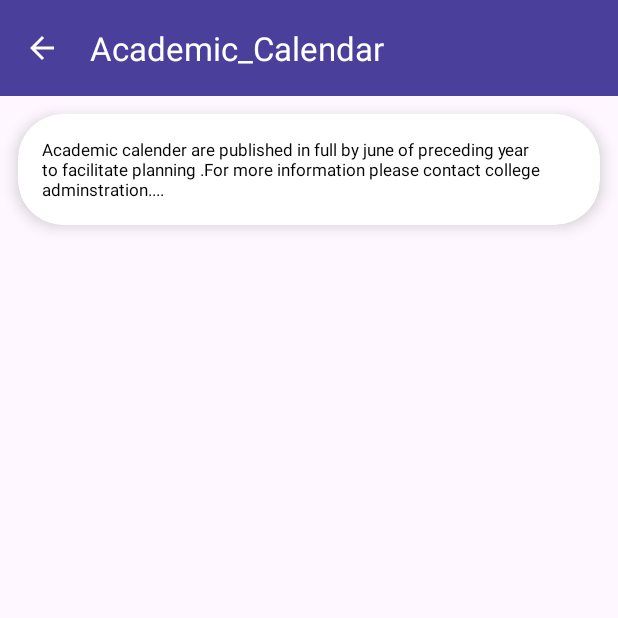
After one commit to priya99299/Lucky-clone, an Android app: the acadmicCalender screen opened directly, with no data from a screen before it, on a phone screen of 412 x 824 dp, the top half of it. The commit adds this screen. Run offline under Robolectric (Android 15) with nearby library versions, the phone set to English and light mode, and no system bars.

Commit message:
acadmic calender

```diff
--- /dev/null
+++ b/app/src/main/java/firstapp/example/lipsclone/acadmicCalender.java
@@ -0,0 +1,24 @@
+package firstapp.example.lipsclone;
+
+import android.os.Bundle;
+
+import androidx.activity.EdgeToEdge;
+import androidx.appcompat.app.AppCompatActivity;
+import androidx.core.graphics.Insets;
+import androidx.core.view.ViewCompat;
+import androidx.core.view.WindowInsetsCompat;
+
+public class acadmicCalender extends AppCompatActivity {
+
+    @Override
+    protected void onCreate(Bundle savedInstanceState) {
+        super.onCreate(savedInstanceState);
+        EdgeToEdge.enable(this);
+        setContentView(R.layout.activity_acadmic_calender);
+        ViewCompat.setOnApplyWindowInsetsListener(findViewById(R.id.main), (v, insets) -> {
+            Insets systemBars = insets.getInsets(WindowInsetsCompat.Type.systemBars());
+            v.setPadding(systemBars.left, systemBars.top, systemBars.right, systemBars.bottom);
+            return insets;
+        });
+    }
+}
--- /dev/null
+++ b/app/src/main/res/layout/activity_acadmic_calender.xml
@@ -0,0 +1,43 @@
+<?xml version="1.0" encoding="utf-8"?>
+<androidx.constraintlayout.widget.ConstraintLayout xmlns:android="http://schemas.android.com/apk/res/android"
+    xmlns:app="http://schemas.android.com/apk/res-auto"
+    xmlns:tools="http://schemas.android.com/tools"
+    android:id="@+id/main"
+    android:layout_width="match_parent"
+    android:layout_height="match_parent"
+    tools:context=".acadmicCalender">
+    <com.google.android.material.appbar.MaterialToolbar
+        android:id="@+id/toolbar"
+        android:layout_width="match_parent"
+        android:layout_height="?attr/actionBarSize"
+        android:background="@color/Purple"
+        android:elevation="4dp"
+        app:layout_constraintTop_toTopOf="parent"
+        app:navigationIcon="?attr/homeAsUpIndicator"
+        app:navigationIconTint="@color/white"
+        app:title="Academic_Calendar"
+        app:titleTextAppearance="@style/TextAppearance.Material3.TitleLarge"
+        app:titleTextColor="@color/white" />
+    <!-- Rounded Card Info Message -->
+    <androidx.cardview.widget.CardView
+        android:id="@+id/infoCard"
+        android:layout_width="0dp"
+        android:layout_height="wrap_content"
+        android:layout_margin="12dp"
+        app:cardCornerRadius="30dp"
+        app:cardElevation="6dp"
+        app:layout_constraintTop_toBottomOf="@id/toolbar"
+        app:layout_constraintStart_toStartOf="parent"
+        app:layout_constraintEnd_toEndOf="parent">
+
+        <TextView
+            android:layout_width="match_parent"
+            android:layout_height="wrap_content"
+            android:padding="16dp"
+            android:text="Academic calender are published in full by june of preceding year to facilitate planning .For more information please contact college adminstration...."
+            android:textColor="#000000"
+            android:textSize="11sp"
+            android:fontFamily="sans-serif" />
+    </androidx.cardview.widget.CardView>
+
+</androidx.constraintlayout.widget.ConstraintLayout>
--- a/app/src/main/res/layout/activity_dashboard.xml
+++ b/app/src/main/res/layout/activity_dashboard.xml
@@ -481,7 +481,7 @@
 
                 <!-- Quiz -->
                 <LinearLayout
-                    android:id="@+id/feedback1"
+                    android:id="@+id/calender"
                     android:layout_width="0dp"
                     android:layout_height="wrap_content"
                     android:layout_weight="1"
@@ -497,14 +497,14 @@
                     <ImageView
                         android:layout_width="28dp"
                         android:layout_height="28dp"
-                        android:src="@drawable/quiz" />
+                        android:src="@drawable/calendar" />
 
                     <TextView
                         android:layout_width="wrap_content"
                         android:layout_height="wrap_content"
                         android:layout_marginTop="6dp"
                         android:gravity="center"
-                        android:text="@string/quiz"
+                        android:text="@string/academic_calendar"
                         android:textSize="11sp"
                         android:textColor="@color/dark_grey"
                         android:maxLines="2"
```
Also changed, not shown: app/src/main/AndroidManifest.xml (+6 -4 lines), app/src/main/java/firstapp/example/lipsclone/Downloads/Downloads.java (+28 -5 lines), app/src/main/java/firstapp/example/lipsclone/dashboard.java (+9 -1 lines), app/src/main/res/drawable/rounded_purple_bg.xml (added, +9 -0 lines), app/src/main/res/layout/activity_downloads.xml (+33 -17 lines).
